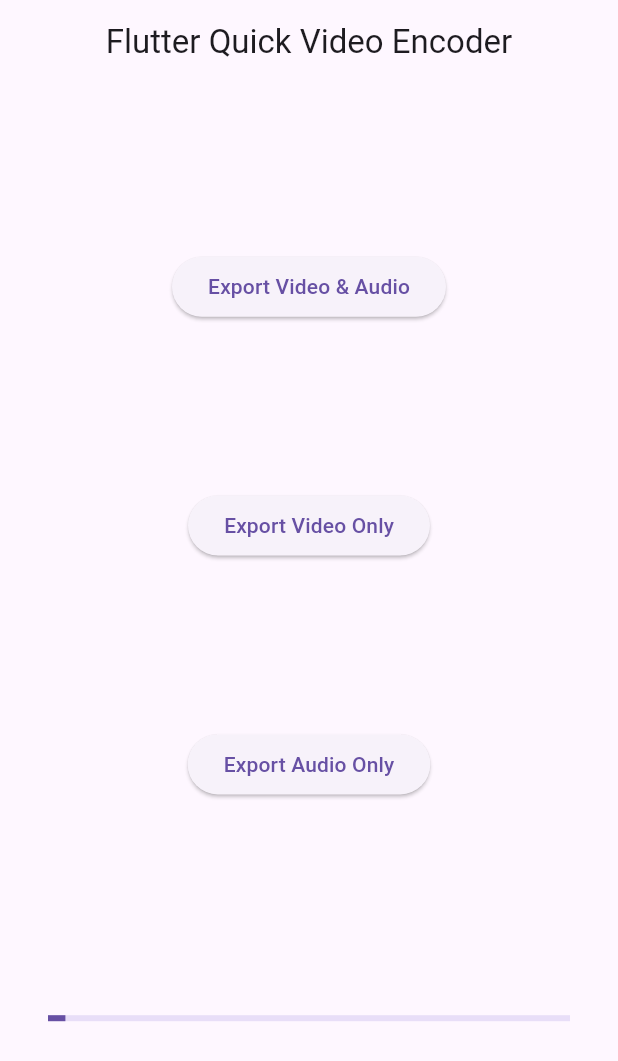
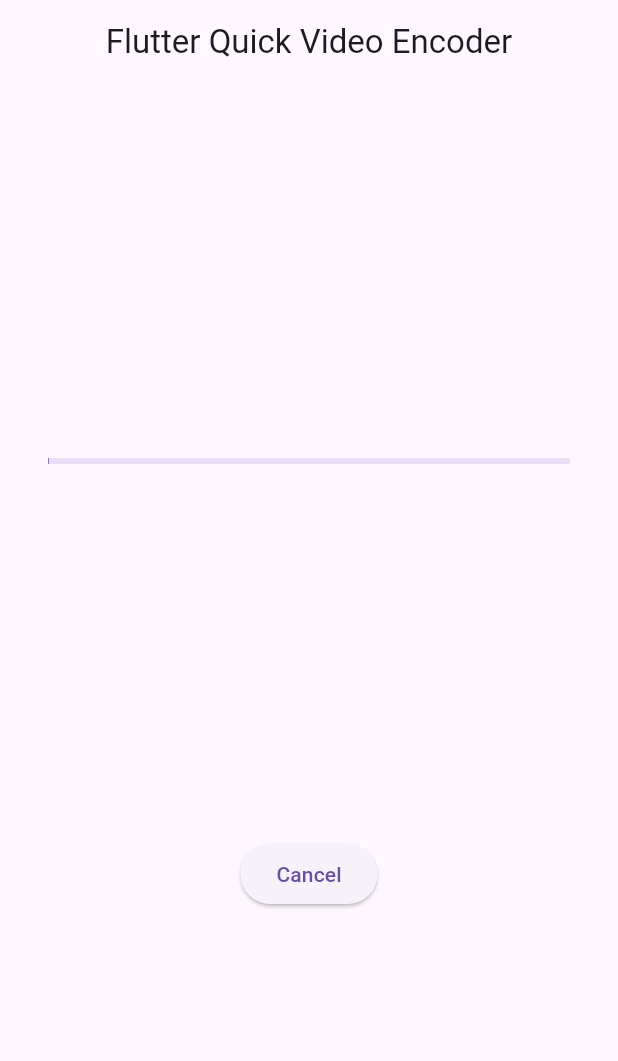
Before and after one commit to chipweinberger/flutter_quick_video_encoder, a Flutter app: the screen it shows after launch, after a tap on "Export Video & Audio", on a phone screen of 412 x 824 dp. Shown: the top 1061 px of the screen. Run offline on Flutter 3.47's test engine with Material 3 defaults, Android fonts, the phone set to English and light mode, and no system bars; our stand-ins replace share_plus.

Commit message:
[Example] add cancel button

```diff
--- a/example/lib/main.dart
+++ b/example/lib/main.dart
@@ -33,14 +33,16 @@ class FqveApp extends StatefulWidget {
 }
 
 class _FqveAppState extends State<FqveApp> {
-  double progress = 0.0;
-  static const int width = 1280;
-  static const int height = 720;
+  static const int width = 480;
+  static const int height = 854;
   static const int fps = 30;
   static const int audioChannels = 1;
   static const int sampleRate = 44100;
 
   BuildContext? _context;
+
+  double _progress = 1;
+  bool _shouldCancel = false;
 
   @override
   void initState() {
@@ -110,6 +112,12 @@ class _FqveAppState extends State<FqveApp> {
 
   Future<void> export({required ExportMode mode}) async {
     try {
+      _shouldCancel = false;
+
+      setState(() {
+        _progress = 0;
+      });
+
       Directory appDir = await getApplicationDocumentsDirectory();
 
       // setup
@@ -156,7 +164,7 @@ class _FqveAppState extends State<FqveApp> {
       Completer<void> readyForMore = Completer<void>();
       readyForMore.complete();
 
-      int totalFrames = 60;
+      int totalFrames = 24 * 60;
       for (int i = 0; i < totalFrames; i++) {
         Uint8List? videoFrame;
         Uint8List? audioFrame;
@@ -180,8 +188,15 @@ class _FqveAppState extends State<FqveApp> {
             .catchError((e) => readyForMore.completeError(e));
 
         setState(() {
-          progress = (i + 1) / totalFrames;
+          _progress = (i + 1) / totalFrames;
         });
+
+        if (_shouldCancel) {
+          setState(() {
+            _progress = 1;
+          });
+          return;
+        }
       }
 
       // ensure previous _appendFrames call has completed
@@ -218,21 +233,8 @@ class _FqveAppState extends State<FqveApp> {
     }
   }
 
-  @override
-  Widget build(BuildContext context) {
-    return MaterialApp(
-        theme: ThemeData(
-          primarySwatch: Colors.blue,
-        ),
-        home: ScaffoldMessenger(
-          child: Builder(builder: (context) {
-            _context = context;
-            return Scaffold(
-              appBar: AppBar(
-                centerTitle: true,
-                title: Text('Flutter Quick Video Encoder'),
-              ),
-              body: Center(
+  Widget _buildButtons(BuildContext context) {
+    return Center(
       child: Column(
         mainAxisAlignment: MainAxisAlignment.spaceEvenly,
         children: [
@@ -254,18 +256,50 @@ class _FqveAppState extends State<FqveApp> {
             },
             child: Text('Export Audio Only'),
           ),
+        ],
+      ),
+    );
+  }
+
+  Widget _buildProgress(BuildContext context) {
+    return Center(
+      child: Column(
+        mainAxisAlignment: MainAxisAlignment.spaceEvenly,
+        children: [
           Padding(
             padding: const EdgeInsets.all(32.0),
-                      child: Opacity(
-                        opacity: progress > 0 ? 1 : 0,
             child: LinearProgressIndicator(
-                          value: progress,
+              value: _progress,
             ),
           ),
+          ElevatedButton(
+            onPressed: () {
+              _shouldCancel = true;
+            },
+            child: Text('Cancel'),
           ),
         ],
       ),
+    );
+  }
+
+  @override
+  Widget build(BuildContext context) {
+    return MaterialApp(
+        theme: ThemeData(
+          primarySwatch: Colors.blue,
         ),
+        home: ScaffoldMessenger(
+          child: Builder(builder: (context) {
+            _context = context;
+            return Scaffold(
+              appBar: AppBar(
+                centerTitle: true,
+                title: Text('Flutter Quick Video Encoder'),
+              ),
+              body: _progress < 1 ?
+                _buildProgress(context) :
+                _buildButtons(context)
             );
           }),
         ));
```
Lines whose indentation alone changed are shown as unchanged.
